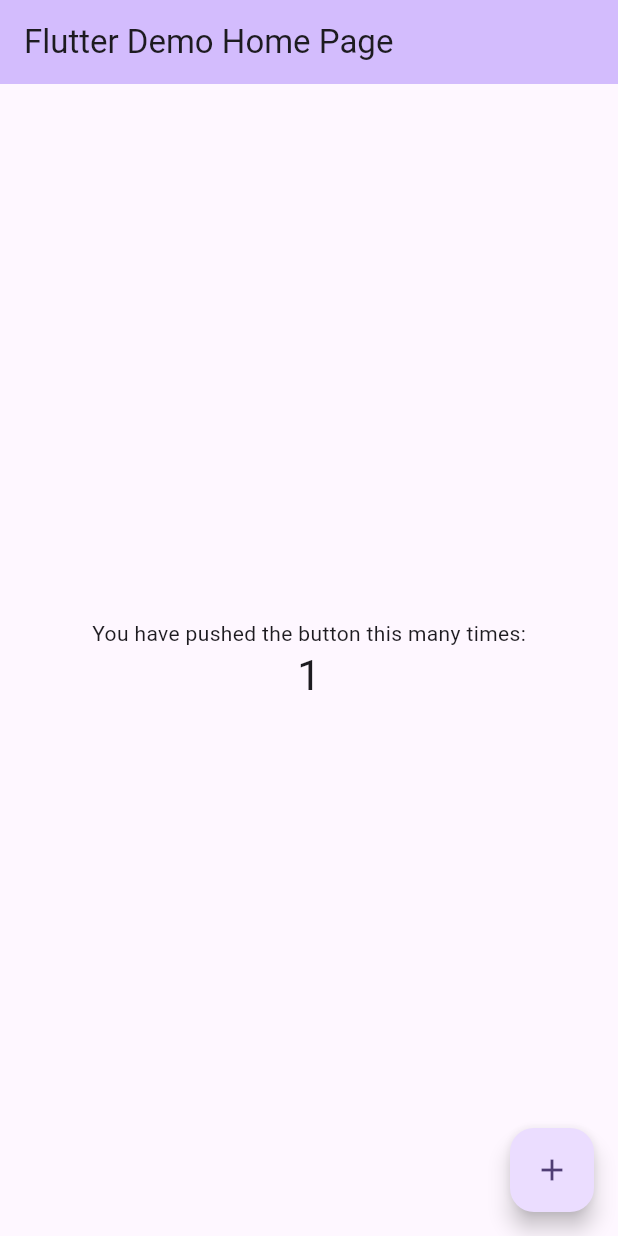
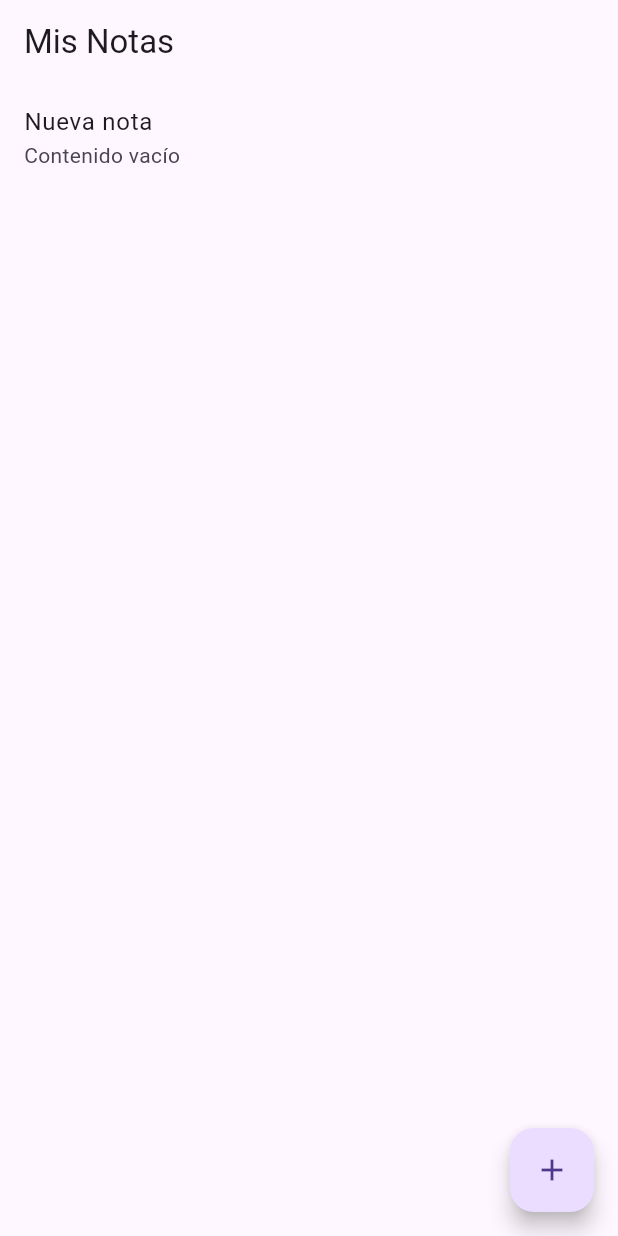
Before and after one commit to naomi14629/appNote, a Flutter app: the screen it shows after launch, after a tap on the "add" icon, on a phone screen of 412 x 824 dp. Run offline on Flutter 3.47's test engine with Material 3 defaults, Android fonts, the phone set to English and light mode, and no system bars; our stand-ins replace sqflite; accounts and stored records are empty.

Commit message:
Paso 5: pantalla principal con lista de notas

```diff
--- a/lib/main.dart
+++ b/lib/main.dart
@@ -1,122 +1,26 @@
 import 'package:flutter/material.dart';
+import 'package:provider/provider.dart';
+import 'vistamodelos/notes_viewmodel.dart';
+import 'pantallas/nota_lista.dart';
 
 void main() {
-  runApp(const MyApp());
+  runApp(
+    ChangeNotifierProvider(
+      create: (_) => NotesViewModel()..loadNotes(),
+      child: const MyApp(),
+    ),
+  );
 }
 
 class MyApp extends StatelessWidget {
   const MyApp({super.key});
 
-  // This widget is the root of your application.
   @override
   Widget build(BuildContext context) {
     return MaterialApp(
-      title: 'Flutter Demo',
-      theme: ThemeData(
-        // This is the theme of your application.
-        //
-        // TRY THIS: Try running your application with "flutter run". You'll see
-        // the application has a purple toolbar. Then, without quitting the app,
-        // try changing the seedColor in the colorScheme below to Colors.green
-        // and then invoke "hot reload" (save your changes or press the "hot
-        // reload" button in a Flutter-supported IDE, or press "r" if you used
-        // the command line to start the app).
-        //
-        // Notice that the counter didn't reset back to zero; the application
-        // state is not lost during the reload. To reset the state, use hot
-        // restart instead.
-        //
-        // This works for code too, not just values: Most code changes can be
-        // tested with just a hot reload.
-        colorScheme: .fromSeed(seedColor: Colors.deepPurple),
-      ),
-      home: const MyHomePage(title: 'Flutter Demo Home Page'),
+      title: 'Notas Flutter',
+      theme: ThemeData(primarySwatch: Colors.blue),
+      home: const NotesListScreen(),
     );
   }
 }
-
-class MyHomePage extends StatefulWidget {
-  const MyHomePage({super.key, required this.title});
-
-  // This widget is the home page of your application. It is stateful, meaning
-  // that it has a State object (defined below) that contains fields that affect
-  // how it looks.
-
-  // This class is the configuration for the state. It holds the values (in this
-  // case the title) provided by the parent (in this case the App widget) and
-  // used by the build method of the State. Fields in a Widget subclass are
-  // always marked "final".
-
-  final String title;
-
-  @override
-  State<MyHomePage> createState() => _MyHomePageState();
-}
-
-class _MyHomePageState extends State<MyHomePage> {
-  int _counter = 0;
-
-  void _incrementCounter() {
-    setState(() {
-      // This call to setState tells the Flutter framework that something has
-      // changed in this State, which causes it to rerun the build method below
-      // so that the display can reflect the updated values. If we changed
-      // _counter without calling setState(), then the build method would not be
-      // called again, and so nothing would appear to happen.
-      _counter++;
-    });
-  }
-
-  @override
-  Widget build(BuildContext context) {
-    // This method is rerun every time setState is called, for instance as done
-    // by the _incrementCounter method above.
-    //
-    // The Flutter framework has been optimized to make rerunning build methods
-    // fast, so that you can just rebuild anything that needs updating rather
-    // than having to individually change instances of widgets.
-    return Scaffold(
-      appBar: AppBar(
-        // TRY THIS: Try changing the color here to a specific color (to
-        // Colors.amber, perhaps?) and trigger a hot reload to see the AppBar
-        // change color while the other colors stay the same.
-        backgroundColor: Theme.of(context).colorScheme.inversePrimary,
-        // Here we take the value from the MyHomePage object that was created by
-        // the App.build method, and use it to set our appbar title.
-        title: Text(widget.title),
-      ),
-      body: Center(
-        // Center is a layout widget. It takes a single child and positions it
-        // in the middle of the parent.
-        child: Column(
-          // Column is also a layout widget. It takes a list of children and
-          // arranges them vertically. By default, it sizes itself to fit its
-          // children horizontally, and tries to be as tall as its parent.
-          //
-          // Column has various properties to control how it sizes itself and
-          // how it positions its children. Here we use mainAxisAlignment to
-          // center the children vertically; the main axis here is the vertical
-          // axis because Columns are vertical (the cross axis would be
-          // horizontal).
-          //
-          // TRY THIS: Invoke "debug painting" (choose the "Toggle Debug Paint"
-          // action in the IDE, or press "p" in the console), to see the
-          // wireframe for each widget.
-          mainAxisAlignment: .center,
-          children: [
-            const Text('You have pushed the button this many times:'),
-            Text(
-              '$_counter',
-              style: Theme.of(context).textTheme.headlineMedium,
-            ),
-          ],
-        ),
-      ),
-      floatingActionButton: FloatingActionButton(
-        onPressed: _incrementCounter,
-        tooltip: 'Increment',
-        child: const Icon(Icons.add),
-      ),
-    );
-  }
-}
--- /dev/null
+++ b/lib/pantallas/nota_lista.dart
@@ -0,0 +1,48 @@
+import 'package:flutter/material.dart';
+import 'package:provider/provider.dart';
+import '../vistamodelos/notes_viewmodel.dart';
+import '../modelos/nota.dart';
+
+class NotesListScreen extends StatelessWidget {
+  const NotesListScreen({super.key});
+
+  @override
+  Widget build(BuildContext context) {
+    final viewModel = Provider.of<NotesViewModel>(context);
+
+    return Scaffold(
+      appBar: AppBar(title: const Text('Mis Notas')),
+      body: viewModel.notes.isEmpty
+          ? const Center(child: Text('No hay notas aún'))
+          : ListView.builder(
+              itemCount: viewModel.notes.length,
+              itemBuilder: (context, index) {
+                final note = viewModel.notes[index];
+                return ListTile(
+                  title: Text(note.title),
+                  subtitle: Text(
+                    note.content,
+                    maxLines: 1,
+                    overflow: TextOverflow.ellipsis,
+                  ),
+                  onTap: () {
+                    // Aquí luego abriremos la pantalla de detalle
+                  },
+                );
+              },
+            ),
+      floatingActionButton: FloatingActionButton(
+        onPressed: () {
+          final nuevaNota = Note(
+            title: 'Nueva nota',
+            content: 'Contenido vacío',
+            createdAt: DateTime.now(),
+            updatedAt: DateTime.now(),
+          );
+          viewModel.addNote(nuevaNota);
+        },
+        child: const Icon(Icons.add),
+      ),
+    );
+  }
+}
```
